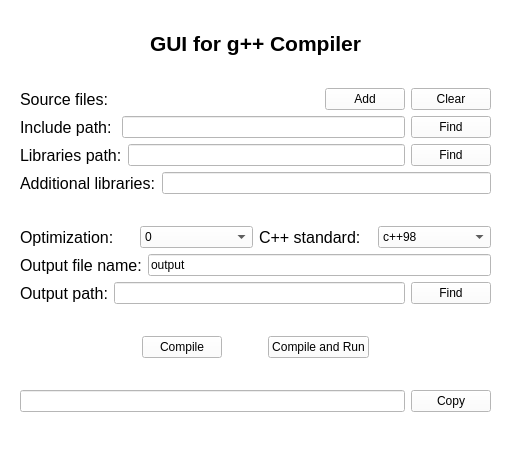
Before: the Qt Designer form mainwindow.ui in CosmoSt4r/gui-gpp, drawn with Qt 5.
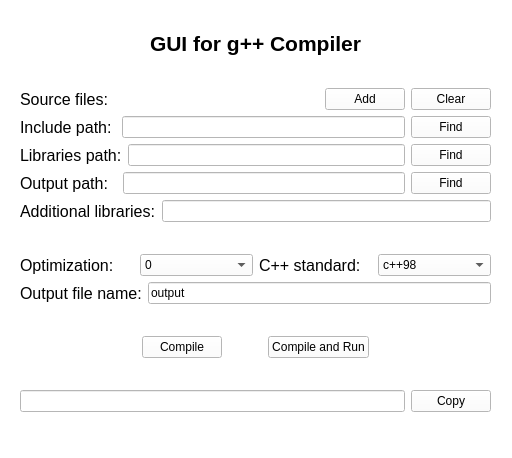
After: the same form once the commit is applied.

```diff
--- a/mainwindow.ui
+++ b/mainwindow.ui
@@ -627,6 +627,32 @@
        </item>
       </layout>
      </item>
+     <item>
+      <layout class="QHBoxLayout" name="outPathLayout">
+       <item>
+        <widget class="QLabel" name="outPathLabe">
+         <property name="font">
+          <font>
+           <pointsize>12</pointsize>
+          </font>
+         </property>
+         <property name="text">
+          <string>Output path:  </string>
+         </property>
+        </widget>
+       </item>
+       <item>
+        <widget class="QLineEdit" name="outPathLineEdit"/>
+       </item>
+       <item>
+        <widget class="QPushButton" name="outPathButton">
+         <property name="text">
+          <string>Find</string>
+         </property>
+        </widget>
+       </item>
+      </layout>
+     </item>
      <item>
       <layout class="QHBoxLayout" name="libsLayout">
        <item>
@@ -789,32 +815,6 @@
        </item>
       </layout>
      </item>
-     <item>
-      <layout class="QHBoxLayout" name="outPathLayout">
-       <item>
-        <widget class="QLabel" name="outPathLabe">
-         <property name="font">
-          <font>
-           <pointsize>12</pointsize>
-          </font>
-         </property>
-         <property name="text">
-          <string>Output path:</string>
-         </property>
-        </widget>
-       </item>
-       <item>
-        <widget class="QLineEdit" name="outPathLineEdit"/>
-       </item>
-       <item>
-        <widget class="QPushButton" name="outPathButton">
-         <property name="text">
-          <string>Find</string>
-         </property>
-        </widget>
-       </item>
-      </layout>
-     </item>
      <item>
       <spacer name="verticalSpacer_3">
        <property name="orientation">
```
